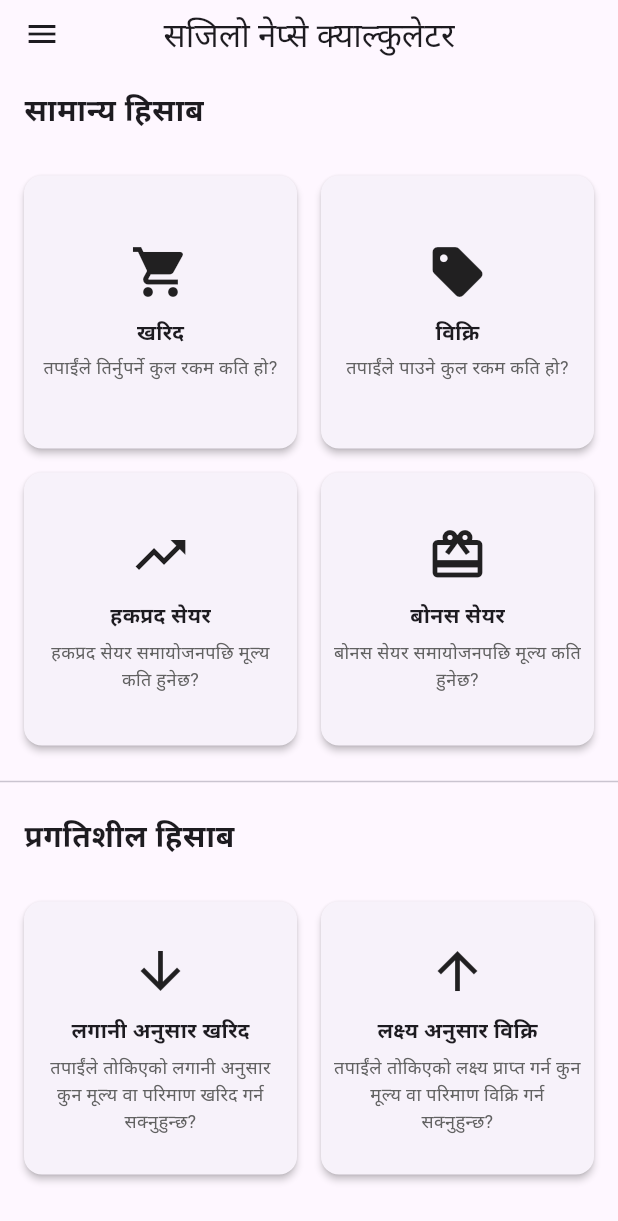
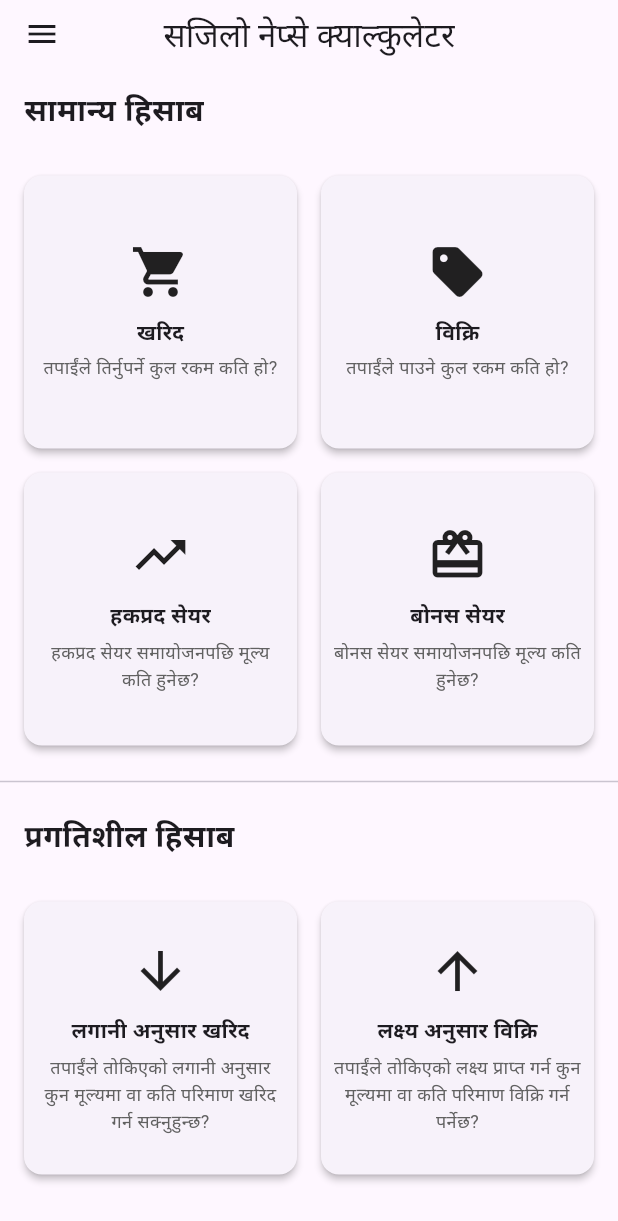
Before and after one commit to sandeshgyw/easy_nepse_calculator, a Flutter app: the screen it shows after launch, after a tap on "नेपाली", on a phone screen of 412 x 824 dp. Shown: the top 1221 px of the screen. Run offline on Flutter 3.47's test engine with Material 3 defaults, Android fonts, the phone set to English and light mode, and no system bars; our stand-ins replace auto_size_text, flutter_localization, google_fonts, hive_flutter, material_design_icons_flutter, package_info_plus; accounts and stored records are empty.

Commit message:
updated localizations

```diff
--- a/lib/mixins/localization.dart
+++ b/lib/mixins/localization.dart
@@ -138,6 +138,7 @@ mixin AppLocale {
   static const String enterSellPricePerShare = 'enterSellPricePerShare';
   static const String commissionSlabBelow50000 = 'commissionSlabBelow50000';
   static const String commissionFlat10 = 'commissionFlat10';
+
   static const String commissionSlab50000To500000 =
       'commissionSlab50000To500000';
   static const String commissionSlab500000To2000000 =
@@ -146,6 +147,33 @@ mixin AppLocale {
       'commissionSlab2000000To10000000';
   static const String commissionSlabAbove10000000 =
       'commissionSlabAbove10000000';
+
+  static const profitInformation = "profitInformation";
+  static const lossInformation = "lossInformation";
+
+  static const netReceivableAmount = "netReceivableAmount";
+  static const buyAmount = "buyAmount";
+  static const lossAmount = "lossAmount";
+  static const profitAmount = "profitAmount";
+
+  static const profitAmountMessage = "profitAmountMessage";
+  static const lossAmountMessage = "lossAmountMessage";
+
+  static const units = "units";
+
+  static const reverseBuyPriceMessage = "reverseBuyPriceMessage";
+  static const reverseBuyQuantityMessage = "reverseBuyQuantityMessage";
+
+  static const reverseSellPriceMessage = "reverseSellPriceMessage";
+  static const reverseSellQuantityMessage = "reverseSellQuantityMessage";
+
+  static const totalSharestoSell = "totalSharesToSell";
+  static const sellPriceForReverse = "sellPriceForReverse";
+
+  static const institutionalInvestorMessage = "institutionalInvestorMessage";
+  static const institutionalInvestorTitle = "institutionalInvestorTitle";
+  static const institutionalInvestorSubtitle = "institutionalInvestorSubtitle";
+  static const capitalGainTax10 = "capitalGainTax10";
 
   static const Map<String, dynamic> en = {
     title: 'Easy Nepse Calculator',
@@ -285,6 +313,30 @@ mixin AppLocale {
         "You fall under the 0.27% slab as the amount is between 2,000,001 and 10,000,000.",
     commissionSlabAbove10000000:
         "You fall under the 0.24% slab as the amount is greater than 10,000,000.",
+    profitInformation: "Profit Information",
+    lossInformation: "Loss Information",
+    profitAmountMessage: "You earned a profit of Rs. {}",
+    lossAmountMessage: "You beared a loss of Rs. {}",
+    netReceivableAmount: "Net Receivable Amount",
+    buyAmount: "Buy Amount",
+    lossAmount: "Loss Amount",
+    profitAmount: "Profit Amount",
+    units: "units",
+    reverseBuyPriceMessage:
+        "To buy {quantity} shares with your investment of Rs. {investment}, you need to buy at a price of Rs. {price} per share.",
+    reverseBuyQuantityMessage:
+        "You can buy {quantity} shares at Rs. {price} each with your investment of Rs. {investment}",
+    reverseSellPriceMessage:
+        "To sell {quantity} shares and receive Rs. {receivableAmount}, you need to set a sell price of Rs. {sellPrice} per share.",
+    reverseSellQuantityMessage:
+        "You need to sell {quantity} shares at Rs. {sellPrice} each to receive Rs. {receivableAmount} after fees and taxes.",
+    totalSharestoSell: "Enter the total number of shares you want to selll",
+    sellPriceForReverse: "Enter the price at which you want to sell each share",
+    institutionalInvestorMessage:
+        "You fall under the 10% capital gain tax slab as you are an institutional type investor.",
+    institutionalInvestorTitle: "Institutional Investor",
+    institutionalInvestorSubtitle: "Are you an institutional investor?",
+    capitalGainTax10: "10%",
   };
   static const Map<String, dynamic> ne = {
     title: 'सजिलो नेप्से क्याल्कुलेटर',
@@ -327,9 +379,9 @@ mixin AppLocale {
     reverseBuy: 'लगानी अनुसार खरिद',
     reverseSell: 'लक्ष्य अनुसार विक्रि',
     reverseBuyDescription:
-        'तपाईंले तोकिएको लगानी अनुसार कुन मूल्य वा परिमाण खरिद गर्न सक्नुहुन्छ?',
+        'तपाईंले तोकिएको लगानी अनुसार कुन मूल्यमा वा कति परिमाण खरिद गर्न सक्नुहुन्छ?',
     reverseSellDescription:
-        'तपाईंले तोकिएको लक्ष्य प्राप्त गर्न कुन मूल्य वा परिमाण विक्रि गर्न सक्नुहुन्छ?',
+        'तपाईंले तोकिएको लक्ष्य प्राप्त गर्न कुन मूल्यमा वा कति परिमाण विक्रि गर्न पर्नेछ?',
     totalPayableAmount: 'कुल तिर्नुपर्ने रकम',
     buyingPricePerShare: 'प्रति सेयर खरिद मूल्य',
     numberOfShares: 'सेयरको संख्या',
@@ -419,5 +471,31 @@ mixin AppLocale {
         "रकम २०,००,००१ देखि १,००,००,००० बीच भएकाले ०.२७% स्ल्याब।",
     commissionSlabAbove10000000:
         "रकम १०,००,००,००० भन्दा बढी भएकाले ०.२४% स्ल्याब।",
+    profitInformation: "नाफा सम्बन्धी जानकारी",
+    lossInformation: "घाटा सम्बन्धी जानकारी",
+    profitAmountMessage: "तपाईंले रु.{} नाफा कमाउनुभयो",
+    lossAmountMessage: "तपाईंले रु.{} घाटा बेहोर्नुभयो",
+    netReceivableAmount: "प्राप्त हुने कुल रकम",
+    buyAmount: "खरिद रकम",
+    lossAmount: "घाटा भएको रकम",
+    profitAmount: "नाफा भएको रकम",
+    units: "इकाई",
+    reverseBuyQuantityMessage:
+        "तपाईं आफ्नो रु. {investment} को लगानीमा प्रति सेयर रु. {price} मा {quantity} इकाई (सेयर) किन्न सक्नुहुन्छ।",
+    reverseBuyPriceMessage:
+        "{investment} लगानीमा {quantity} इकाई (सेयर) किन्न, प्रति सेयर रु. {price} मा खरिद गर्न आवश्यक छ।",
+    reverseSellPriceMessage:
+        "{quantity} इकाई (सेयर) बेचेर रु. {receivableAmount} प्राप्त गर्न, तपाईंले प्रति सेयर रु. {sellPrice} को विक्रि मूल्य सेट गर्नुपर्छ।",
+    reverseSellQuantityMessage:
+        "शुल्क र करहरू कटौती पछि रु. {receivableAmount} प्राप्त गर्न, तपाईंले प्रति सेयर रु. {sellPrice} मा {quantity} इकाई (सेयर) बेच्न आवश्यक छ।",
+    totalSharestoSell:
+        "तपाईंले बेच्न चाहनु भएको कुल सेयर संख्या प्रविष्ट गर्नुहोस्।",
+    sellPriceForReverse:
+        "तपाईंले प्रत्येक सेयर कति मूल्यमा बेच्न चाहनुभएको छ प्रविष्ट गर्नुहोस्।",
+    institutionalInvestorMessage:
+        "तपाईं संस्थागत लगानीकर्ता भएकाले तपाईं १०% पूँजीगत लाभ कर स्ल्याब अन्तर्गत पर्नुहुन्छ।",
+    institutionalInvestorTitle: "संस्थागत लगानीकर्ता",
+    institutionalInvestorSubtitle: "के तपाईं संस्थागत लगानीकर्ता हुनुहुन्छ?",
+    capitalGainTax10: "१०%",
   };
 }
```
